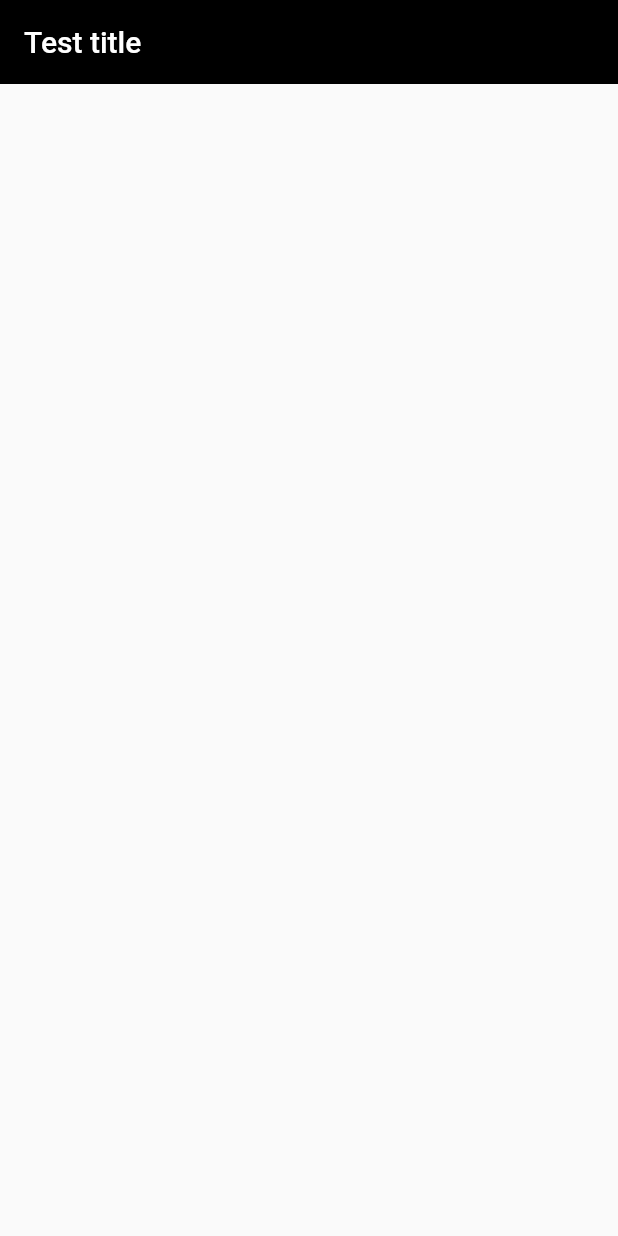
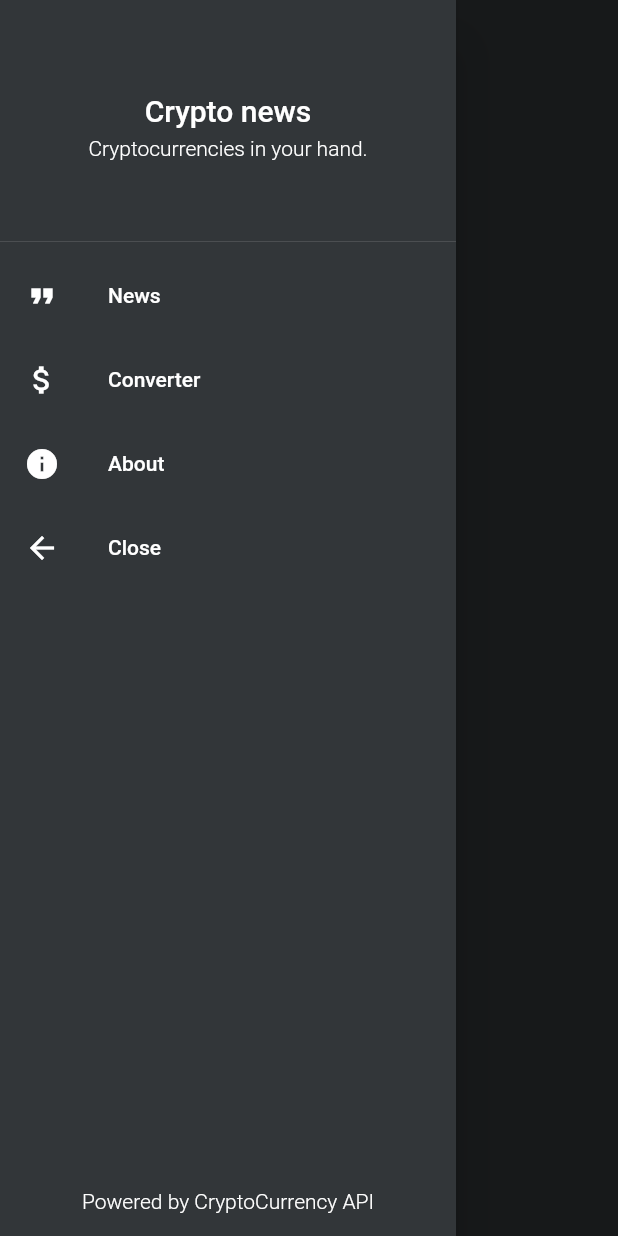
Before and after one commit to pikulak/cryptonews_mobile, a Flutter app: the screen it shows after launch, with the side drawer open (before the commit the screen has no drawer), on a phone screen of 412 x 824 dp. Run offline on Flutter 3.47's test engine with Material 2 defaults, Android fonts, the phone set to English and light mode, and no system bars.

Commit message:
Add drawer

```diff
--- a/lib/main.dart
+++ b/lib/main.dart
@@ -1,6 +1,5 @@
 import 'package:flutter/material.dart';
 import 'package:cryptonews_mobile/ui/main_page.dart';
-
 
 void main() => runApp(new CryptoNewsApp());
 
@@ -10,7 +9,10 @@ class CryptoNewsApp extends StatelessWidget {
     return new MaterialApp(
       title: 'Crypto News App',
       theme: new ThemeData(
-        primarySwatch: Colors.blue,
+        brightness: Brightness.dark,
+        primaryColor: new Color(0xFF323639),
+        canvasColor: new Color(0xFF323639),
+        accentColor: new Color(0xFF41464a),
       ),
       home: new MainPage(),
     );
--- a/lib/ui/main_page.dart
+++ b/lib/ui/main_page.dart
@@ -1,4 +1,5 @@
 import 'package:flutter/material.dart';
+import 'package:cryptonews_mobile/ui/partials/drawer.dart';
 
 
 class MainPage extends StatefulWidget {
@@ -11,7 +12,6 @@ class _MainPageState extends State<MainPage> {
 
   Widget _buildAppBar() {
     return new AppBar(
-      backgroundColor: Colors.black,
       elevation: 0.0,
       title: new Text('Test title'),
     );
@@ -21,6 +21,7 @@ class _MainPageState extends State<MainPage> {
   Widget build(BuildContext context) {
     return new Scaffold(
       appBar: _buildAppBar(),
+      drawer: new CryptoNewsDrawer(),
       body: new Center(
       ),
     );
--- /dev/null
+++ b/lib/ui/partials/drawer.dart
@@ -0,0 +1,67 @@
+import 'package:flutter/material.dart';
+
+class CryptoNewsDrawer extends StatelessWidget {
+
+  Widget _buildDrawerHeader() {
+    return new DrawerHeader(
+      child: new Container(
+        child: new Center(
+            child: new Column(
+                mainAxisAlignment: MainAxisAlignment.center,
+                children: <Widget>[
+                  new Text("Crypto news",
+                      style: TextStyle(fontSize: 20.0)
+                  ),
+                  new Padding(padding: EdgeInsets.all(3.0)),
+                  new Text("Cryptocurrencies in your hand.",
+                      style: TextStyle(fontWeight: FontWeight.w300),
+                  ),
+                ]
+            )
+        ),
+      ),
+    );
+  }
+
+  Widget _buildIconizedItem(String text, IconData icon){
+    return new ListTile(
+      leading: new Icon(icon),
+      title: new Text(text),
+    );
+  }
+
+  Widget _buildDrawerFooter() {
+    return new Expanded(
+      child: new Align(
+          alignment: FractionalOffset.bottomCenter,
+          child: new Padding(
+              padding: EdgeInsets.all(15.0),
+              child: new Column(
+                mainAxisAlignment: MainAxisAlignment.end,
+                children: <Widget>[
+                  new Text("Powered by CryptoCurrency API",
+                    style: TextStyle(fontWeight: FontWeight.w300),
+                  ),
+                ],
+              )
+          )
+      ),
+    );
+  }
+
+  @override
+  Widget build(BuildContext context) {
+    return new Drawer(
+      child: new Column(
+        children: <Widget>[
+          _buildDrawerHeader(),
+          _buildIconizedItem("News", Icons.format_quote),
+          _buildIconizedItem("Converter", Icons.attach_money),
+          _buildIconizedItem("About", Icons.info),
+          _buildIconizedItem("Close", Icons.arrow_back),
+          _buildDrawerFooter()
+        ],
+      )
+    );
+  }
+}
```
Also changed, not shown: images/bg.png (added).
